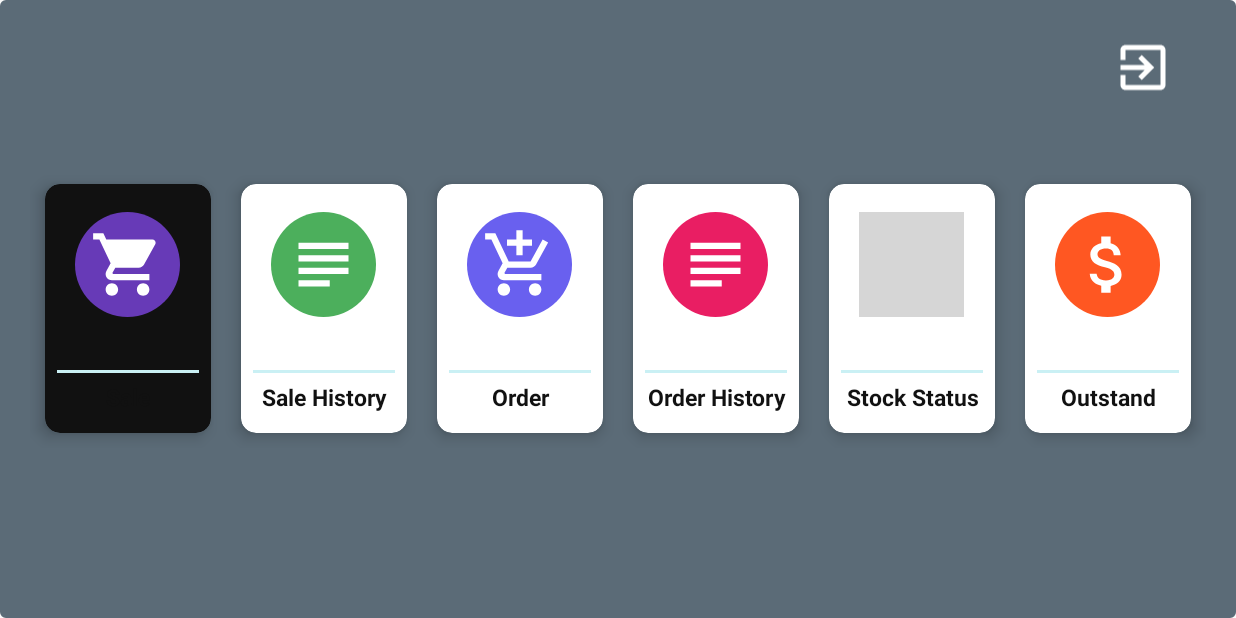
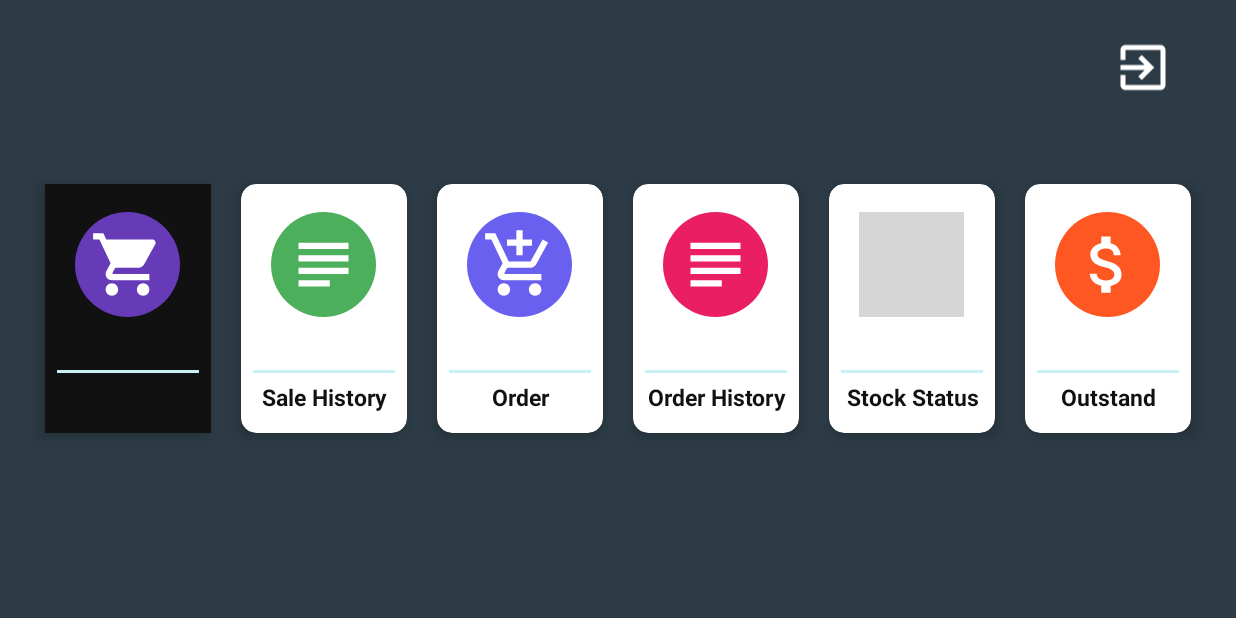
Before and after one commit to ZYP-Galaxy/iStockMobileSale_TV, an Android app: the frmmain screen opened directly, with no data from a screen before it, on a phone screen of 824 x 412 dp (held sideways). Run offline under Robolectric (Android 15) with nearby library versions, the phone set to English and light mode, and no system bars; our stand-ins replace Volley; 1 statement that could not run was skipped; grey boxes are pictures that could not be loaded.

Commit message:
frmmain backgroundcolor change

```diff
--- a/app/src/main/res/layout/frmmain.xml
+++ b/app/src/main/res/layout/frmmain.xml
@@ -3,7 +3,7 @@
     android:layout_width="match_parent"
     android:layout_height="match_parent"
     xmlns:app="http://schemas.android.com/apk/res-auto"
-    android:background="@drawable/mainsecondbgcolor"
+    android:background="#2C3B46"
     >
     <LinearLayout
         android:layout_width="wrap_content"
@@ -12,7 +12,8 @@
         android:clipToPadding="false"
         android:layout_alignParentRight="true"
         android:layout_marginRight="20dp"
-        android:orientation="horizontal">
+        android:orientation="horizontal"
+        >
 
         <LinearLayout
             android:layout_width="84dp"
@@ -46,7 +47,7 @@
            android:layout_width="0dp"
            android:layout_height="wrap_content"
            android:layout_margin="10dp"
-           app:cardCornerRadius="10dp"
+           app:cardCornerRadius="0dp"
            android:layout_weight="1"
            app:cardElevation="6dp"
            android:elevation="50dp"
```
